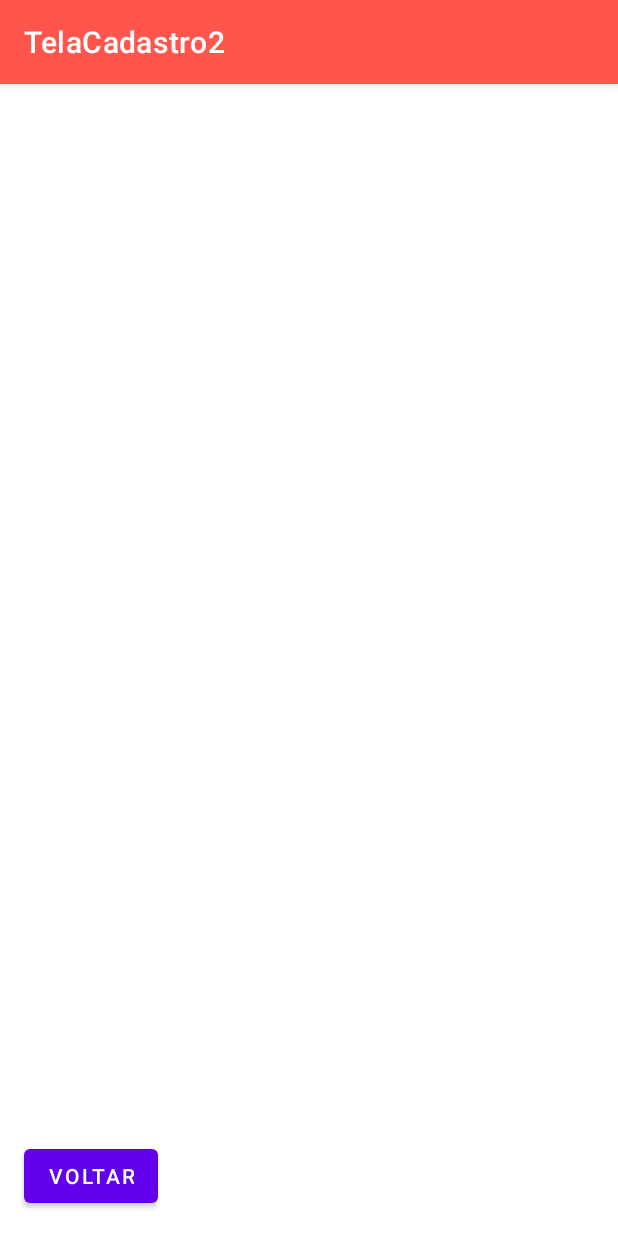
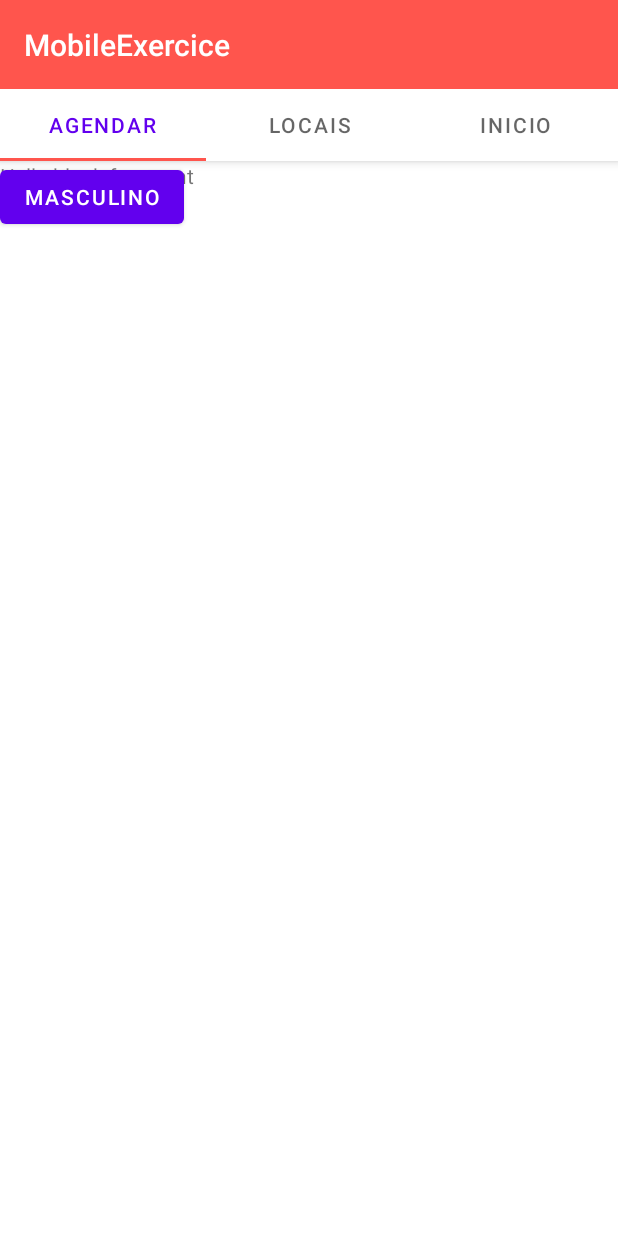
Before and after one commit to ravileal/mobile_exercice_-_2020.2_MOBILE, an Android app: the screen it shows after launch (TelaCadastro2 before the commit, ActivityPrincipal after it), after a tap on "PRÓXIMO", on a phone screen of 412 x 824 dp. Run offline under Robolectric (Android 15) with nearby library versions, the phone set to English and light mode, and no system bars.

Commit message:
Add tabs and listViews

```diff
--- a/app/build.gradle
+++ b/app/build.gradle
@@ -35,6 +35,9 @@ dependencies {
     implementation 'androidx.constraintlayout:constraintlayout:2.0.4'
     implementation 'androidx.navigation:navigation-fragment:2.2.2'
     implementation 'androidx.navigation:navigation-ui:2.2.2'
+    implementation 'androidx.lifecycle:lifecycle-livedata-ktx:2.2.0'
+    implementation 'androidx.lifecycle:lifecycle-viewmodel-ktx:2.2.0'
+    implementation 'androidx.legacy:legacy-support-v4:1.0.0'
     testImplementation 'junit:junit:4.+'
     androidTestImplementation 'androidx.test.ext:junit:1.1.2'
     androidTestImplementation 'androidx.test.espresso:espresso-core:3.3.0'
--- a/app/src/main/AndroidManifest.xml
+++ b/app/src/main/AndroidManifest.xml
@@ -10,9 +10,13 @@
         android:supportsRtl="true"
         android:theme="@style/Theme.MobileExercice">
         <activity
+            android:name=".ActivityPrincipal"
+            android:label="@string/title_activity_inicio"
+            android:theme="@style/Theme.MobileExercice.NoActionBar"></activity>
+        <activity
             android:name=".TelaCadastro2"
             android:label="@string/title_activity_tela_cadastro2"
-            android:theme="@style/Theme.MobileExercice.NoActionBar"></activity>
+            android:theme="@style/Theme.MobileExercice.NoActionBar" />
         <activity
             android:name=".MainActivity"
             android:label="@string/app_name"
--- /dev/null
+++ b/app/src/main/java/com/example/mobileexercice/ActivityPrincipal.java
@@ -0,0 +1,36 @@
+package com.example.mobileexercice;
+
+import android.annotation.SuppressLint;
+import android.os.Bundle;
+
+import com.google.android.material.appbar.AppBarLayout;
+import com.google.android.material.tabs.TabLayout;
+
+import androidx.appcompat.app.AppCompatActivity;
+import androidx.viewpager.widget.ViewPager;
+
+public class ActivityPrincipal extends AppCompatActivity {
+
+    TabLayout tabLayout;
+    AppBarLayout appBarLayout;
+    ViewPager viewPager;
+
+
+    @Override
+    protected void onCreate(Bundle savedInstanceState) {
+        super.onCreate(savedInstanceState);
+        setContentView(R.layout.activity_inicio);
+
+        appBarLayout = (AppBarLayout) findViewById(R.id.appBarLayout);
+        tabLayout = (TabLayout) findViewById(R.id.tabLayout);
+        viewPager = (ViewPager) findViewById(R.id.view_pager);
+
+        ViewPagerAdapter adapter = new ViewPagerAdapter(getSupportFragmentManager());
+        adapter.addFragment(new FragmentAgendar(), "Agendar");
+        adapter.addFragment(new FragmentLocais(), "Locais");
+        adapter.addFragment(new FragmentInicio(), "Inicio");
+
+        viewPager.setAdapter(adapter);
+        tabLayout.setupWithViewPager(viewPager);
+    }
+}
--- /dev/null
+++ b/app/src/main/java/com/example/mobileexercice/FragmentAgendar.java
@@ -0,0 +1,64 @@
+package com.example.mobileexercice;
+
+import android.os.Bundle;
+
+import androidx.fragment.app.Fragment;
+
+import android.view.LayoutInflater;
+import android.view.View;
+import android.view.ViewGroup;
+
+/**
+ * A simple {@link Fragment} subclass.
+ * Use the {@link FragmentAgendar#newInstance} factory method to
+ * create an instance of this fragment.
+ */
+public class FragmentAgendar extends Fragment {
+
+    // TODO: Rename parameter arguments, choose names that match
+    // the fragment initialization parameters, e.g. ARG_ITEM_NUMBER
+    private static final String ARG_PARAM1 = "param1";
+    private static final String ARG_PARAM2 = "param2";
+
+    // TODO: Rename and change types of parameters
+    private String mParam1;
+    private String mParam2;
+
+    public FragmentAgendar() {
+        // Required empty public constructor
+    }
+
+    /**
+     * Use this factory method to create a new instance of
+     * this fragment using the provided parameters.
+     *
+     * @param param1 Parameter 1.
+     * @param param2 Parameter 2.
+     * @return A new instance of fragment AgendarFragment.
+     */
+    // TODO: Rename and change types and number of parameters
+    public static FragmentAgendar newInstance(String param1, String param2) {
+        FragmentAgendar fragment = new FragmentAgendar();
+        Bundle args = new Bundle();
+        args.putString(ARG_PARAM1, param1);
+        args.putString(ARG_PARAM2, param2);
+        fragment.setArguments(args);
+        return fragment;
+    }
+
+    @Override
+    public void onCreate(Bundle savedInstanceState) {
+        super.onCreate(savedInstanceState);
+        if (getArguments() != null) {
+            mParam1 = getArguments().getString(ARG_PARAM1);
+            mParam2 = getArguments().getString(ARG_PARAM2);
+        }
+    }
+
+    @Override
+    public View onCreateView(LayoutInflater inflater, ViewGroup container,
+                             Bundle savedInstanceState) {
+        // Inflate the layout for this fragment
+        return inflater.inflate(R.layout.fragment_agendar, container, false);
+    }
+}
--- /dev/null
+++ b/app/src/main/java/com/example/mobileexercice/FragmentInicio.java
@@ -0,0 +1,64 @@
+package com.example.mobileexercice;
+
+import android.os.Bundle;
+
+import androidx.fragment.app.Fragment;
+
+import android.view.LayoutInflater;
+import android.view.View;
+import android.view.ViewGroup;
+
+/**
+ * A simple {@link Fragment} subclass.
+ * Use the {@link FragmentInicio#newInstance} factory method to
+ * create an instance of this fragment.
+ */
+public class FragmentInicio extends Fragment {
+
+    // TODO: Rename parameter arguments, choose names that match
+    // the fragment initialization parameters, e.g. ARG_ITEM_NUMBER
+    private static final String ARG_PARAM1 = "param1";
+    private static final String ARG_PARAM2 = "param2";
+
+    // TODO: Rename and change types of parameters
+    private String mParam1;
+    private String mParam2;
+
+    public FragmentInicio() {
+        // Required empty public constructor
+    }
+
+    /**
+     * Use this factory method to create a new instance of
+     * this fragment using the provided parameters.
+     *
+     * @param param1 Parameter 1.
+     * @param param2 Parameter 2.
+     * @return A new instance of fragment InicioFragment.
+     */
+    // TODO: Rename and change types and number of parameters
+    public static FragmentInicio newInstance(String param1, String param2) {
+        FragmentInicio fragment = new FragmentInicio();
+        Bundle args = new Bundle();
+        args.putString(ARG_PARAM1, param1);
+        args.putString(ARG_PARAM2, param2);
+        fragment.setArguments(args);
+        return fragment;
+    }
+
+    @Override
+    public void onCreate(Bundle savedInstanceState) {
+        super.onCreate(savedInstanceState);
+        if (getArguments() != null) {
+            mParam1 = getArguments().getString(ARG_PARAM1);
+            mParam2 = getArguments().getString(ARG_PARAM2);
+        }
+    }
+
+    @Override
+    public View onCreateView(LayoutInflater inflater, ViewGroup container,
+                             Bundle savedInstanceState) {
+        // Inflate the layout for this fragment
+        return inflater.inflate(R.layout.fragment_inicio, container, false);
+    }
+}
--- /dev/null
+++ b/app/src/main/java/com/example/mobileexercice/FragmentLocais.java
@@ -0,0 +1,85 @@
+package com.example.mobileexercice;
+
+import android.os.Bundle;
+
+import androidx.fragment.app.Fragment;
+
+import android.view.LayoutInflater;
+import android.view.View;
+import android.view.ViewGroup;
+import android.widget.ArrayAdapter;
+import android.widget.ListView;
+
+import java.util.ArrayList;
+
+/**
+ * A simple {@link Fragment} subclass.
+ * Use the {@link FragmentLocais#newInstance} factory method to
+ * create an instance of this fragment.
+ */
+public class FragmentLocais extends Fragment {
+
+    // TODO: Rename parameter arguments, choose names that match
+    // the fragment initialization parameters, e.g. ARG_ITEM_NUMBER
+    private static final String ARG_PARAM1 = "param1";
+    private static final String ARG_PARAM2 = "param2";
+
+    // TODO: Rename and change types of parameters
+    private String mParam1;
+    private String mParam2;
+    private ListView lvLocais;
+    private View view;
+    private ArrayList<String> locais;
+
+    public FragmentLocais() {
+        // Required empty public constructor
+    }
+
+    /**
+     * Use this factory method to create a new instance of
+     * this fragment using the provided parameters.
+     *
+     * @param param1 Parameter 1.
+     * @param param2 Parameter 2.
+     * @return A new instance of fragment LocaisFragment.
+     */
+    // TODO: Rename and change types and number of parameters
+    public static FragmentLocais newInstance(String param1, String param2) {
+        FragmentLocais fragment = new FragmentLocais();
+        Bundle args = new Bundle();
+        args.putString(ARG_PARAM1, param1);
+        args.putString(ARG_PARAM2, param2);
+        fragment.setArguments(args);
+        return fragment;
+    }
+
+    @Override
+    public void onCreate(Bundle savedInstanceState) {
+        super.onCreate(savedInstanceState);
+        if (getArguments() != null) {
+            mParam1 = getArguments().getString(ARG_PARAM1);
+            mParam2 = getArguments().getString(ARG_PARAM2);
+        }
+    }
+
+    @Override
+    public View onCreateView(LayoutInflater inflater, ViewGroup container,
+                             Bundle savedInstanceState) {
+        // Inflate the layout for this fragment
+        view = inflater.inflate(R.layout.fragment_locais, container, false);
+        createListViewLocais();
+        return view;
+    }
+
+    private void createListViewLocais() {
+        locais = new ArrayList<String>();
+        locais.add("Fortaleza");
+        locais.add("Quixadá");
+        locais.add("Quixeramobim");
+
+        ArrayAdapter<String> adapter = new ArrayAdapter<String>(view.getContext(), android.R.layout.simple_list_item_1 , locais);
+        lvLocais = (ListView) view.findViewById(R.id.lvLocais);
+        lvLocais.setAdapter(adapter);
+    }
+
+}
--- a/app/src/main/java/com/example/mobileexercice/MainActivity.java
+++ b/app/src/main/java/com/example/mobileexercice/MainActivity.java
@@ -1,6 +1,5 @@
 package com.example.mobileexercice;
 
-import android.content.DialogInterface;
 import android.content.Intent;
 import android.os.Bundle;
 
@@ -118,7 +117,7 @@ public class MainActivity extends AppCompatActivity {
 
             Toast.makeText(MainActivity.this, result.toString(), Toast.LENGTH_SHORT).show();
 
-            Intent intent = new Intent(getApplicationContext(), TelaCadastro2.class);
+            Intent intent = new Intent(getApplicationContext(), ActivityPrincipal.class);
             startActivity(intent);
         });
     }
--- /dev/null
+++ b/app/src/main/java/com/example/mobileexercice/ViewPagerAdapter.java
@@ -0,0 +1,44 @@
+package com.example.mobileexercice;
+
+import android.os.Bundle;
+
+import androidx.annotation.NonNull;
+import androidx.fragment.app.Fragment;
+import androidx.fragment.app.FragmentManager;
+import androidx.fragment.app.FragmentPagerAdapter;
+import androidx.viewpager.widget.ViewPager;
+
+import com.google.android.material.tabs.TabLayout;
+
+import java.util.ArrayList;
+
+public class ViewPagerAdapter extends FragmentPagerAdapter {
+
+    private final ArrayList<Fragment> fragments= new ArrayList<Fragment>();
+    private final ArrayList<String> fragmentsTitles= new ArrayList<String>();
+
+    public ViewPagerAdapter(@NonNull FragmentManager fm) {
+        super(fm);
+    }
+
+    @NonNull
+    @Override
+    public Fragment getItem(int position) {
+        return fragments.get(position);
+    }
+
+    @Override
+    public int getCount() {
+        return fragmentsTitles.size();
+    }
+
+    @Override
+    public String getPageTitle(int position) {
+        return fragmentsTitles.get(position);
+    }
+
+    public void addFragment(Fragment fragment, String title) {
+        fragments.add(fragment);
+        fragmentsTitles.add(title);
+    }
+}
--- /dev/null
+++ b/app/src/main/res/layout/activity_inicio.xml
@@ -0,0 +1,61 @@
+<?xml version="1.0" encoding="utf-8"?>
+<LinearLayout xmlns:android="http://schemas.android.com/apk/res/android"
+    xmlns:app="http://schemas.android.com/apk/res-auto"
+    xmlns:tools="http://schemas.android.com/tools"
+    android:layout_width="match_parent"
+    android:layout_height="match_parent"
+    tools:context=".ActivityPrincipal"
+    android:orientation="vertical">
+
+
+    <com.google.android.material.appbar.AppBarLayout
+        android:id="@+id/appBarLayout"
+        android:layout_width="match_parent"
+        android:layout_height="wrap_content"
+        android:background="#FF554D"
+        android:theme="@style/Theme.MobileExercice.AppBarOverlay">
+
+        <TextView
+            android:id="@+id/title"
+            android:layout_width="372dp"
+            android:layout_height="wrap_content"
+            android:gravity="start"
+            android:minHeight="?actionBarSize"
+            android:padding="@dimen/appbar_padding"
+            android:text="@string/app_name"
+            android:textAppearance="@style/TextAppearance.Widget.AppCompat.Toolbar.Title" />
+
+        <com.google.android.material.tabs.TabLayout
+            android:id="@+id/tabLayout"
+            android:layout_width="match_parent"
+            android:layout_height="match_parent"
+            app:tabIndicatorColor="#FF554D">
+
+            <com.google.android.material.tabs.TabItem
+                android:id="@+id/tab_item_inicio"
+                android:layout_width="wrap_content"
+                android:layout_height="wrap_content"
+                android:text="@string/tab_item_inicio" />
+
+            <com.google.android.material.tabs.TabItem
+                android:id="@+id/tab_item_agendar"
+                android:layout_width="wrap_content"
+                android:layout_height="wrap_content"
+                android:text="@string/tab_item_agendar" />
+
+            <com.google.android.material.tabs.TabItem
+                android:id="@+id/tab_item_locais"
+                android:layout_width="wrap_content"
+                android:layout_height="wrap_content"
+                android:text="@string/tab_item_locais" />
+
+        </com.google.android.material.tabs.TabLayout>
+
+    </com.google.android.material.appbar.AppBarLayout>
+
+        <androidx.viewpager.widget.ViewPager
+            android:id="@+id/view_pager"
+            android:layout_width="match_parent"
+            android:layout_height="match_parent"
+            app:layout_behavior="@string/appbar_scrolling_view_behavior" />
+    </LinearLayout>
--- /dev/null
+++ b/app/src/main/res/layout/fragment_agendar.xml
@@ -0,0 +1,20 @@
+<?xml version="1.0" encoding="utf-8"?>
+<FrameLayout xmlns:android="http://schemas.android.com/apk/res/android"
+    xmlns:tools="http://schemas.android.com/tools"
+    android:layout_width="match_parent"
+    android:layout_height="match_parent"
+    tools:context=".AgendarFragment">
+
+    <!-- TODO: Update blank fragment layout -->
+    <TextView
+        android:layout_width="match_parent"
+        android:layout_height="match_parent"
+        android:text="@string/hello_blank_fragment" />
+
+    <Button
+        android:id="@+id/button"
+        android:layout_width="wrap_content"
+        android:layout_height="wrap_content"
+        android:text="@string/Masculino" />
+
+</FrameLayout>
--- /dev/null
+++ b/app/src/main/res/values-w820dp/dimens.xml
@@ -0,0 +1,6 @@
+<resources>
+    <!-- Example customization of dimensions originally defined in res/values/dimens.xml
+         (such as screen margins) for screens with more than 820dp of available width. This
+         would include 7" and 10" devices in landscape (~960dp and ~1280dp respectively). -->
+    <dimen name="activity_horizontal_margin">64dp</dimen>
+</resources>
--- a/app/src/main/res/values/dimens.xml
+++ b/app/src/main/res/values/dimens.xml
@@ -1,3 +1,8 @@
 <resources>
     <dimen name="fab_margin">16dp</dimen>
+    <!-- Default screen margins, per the Android Design guidelines. -->
+    <dimen name="activity_horizontal_margin">16dp</dimen>
+    <dimen name="activity_vertical_margin">16dp</dimen>
+    <dimen name="appbar_padding">16dp</dimen>
+    <dimen name="appbar_padding_top">8dp</dimen>
 </resources>
--- a/app/src/main/res/values/strings.xml
+++ b/app/src/main/res/values/strings.xml
@@ -43,5 +43,13 @@
     <string name="popup_item_o_less">O-</string>
     <string name="title_activity_tela_cadastro2">TelaCadastro2</string>
     <string name="btn_voltar_cadastro1">Voltar</string>
+    <string name="title_activity_inicio">Inicio</string>
+    <string name="tab_text_1">Tab 1</string>
+    <string name="tab_text_2">Tab 2</string>
+    <string name="tab_item_inicio">Inicio</string>
+    <string name="tab_item_agendar">Agendar</string>
+    <string name="tab_item_locais">Locais</string>
+    <!-- TODO: Remove or change this placeholder text -->
+    <string name="hello_blank_fragment">Hello blank fragment</string>
 
 </resources>
```
Also changed, not shown: app/src/main/res/layout/fragment_inicio.xml (added, +20 -0 lines), app/src/main/res/layout/fragment_locais.xml (added, +16 -0 lines), app/src/main/res/navigation/nav_graph.xml (+20 -0 lines).
